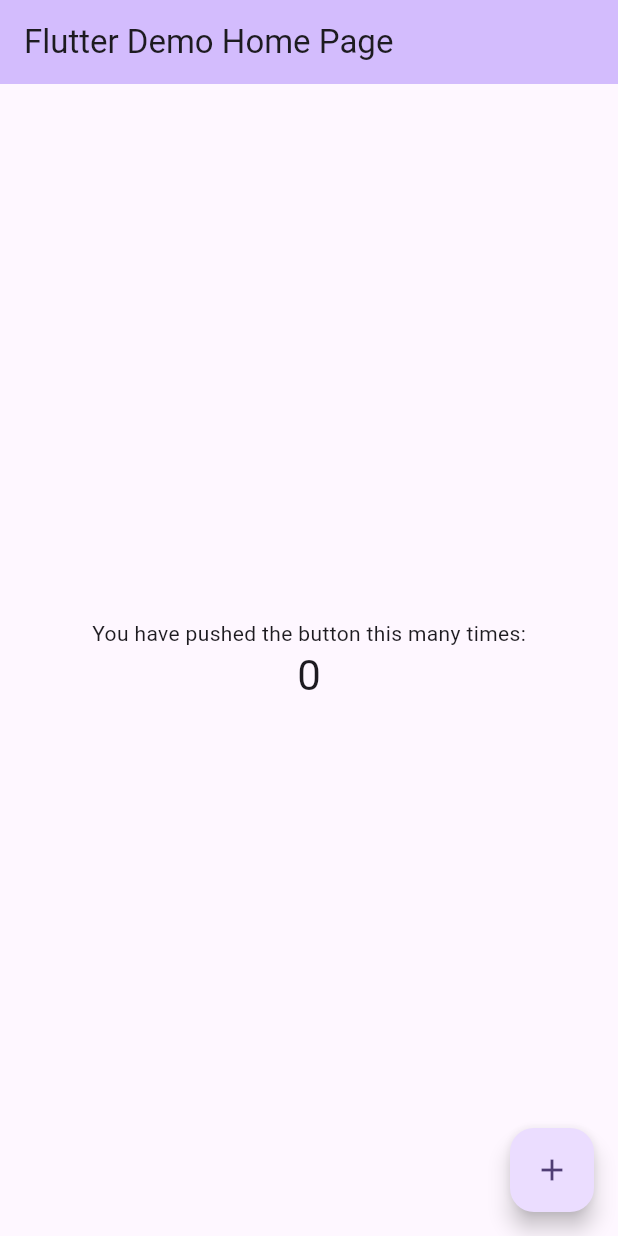
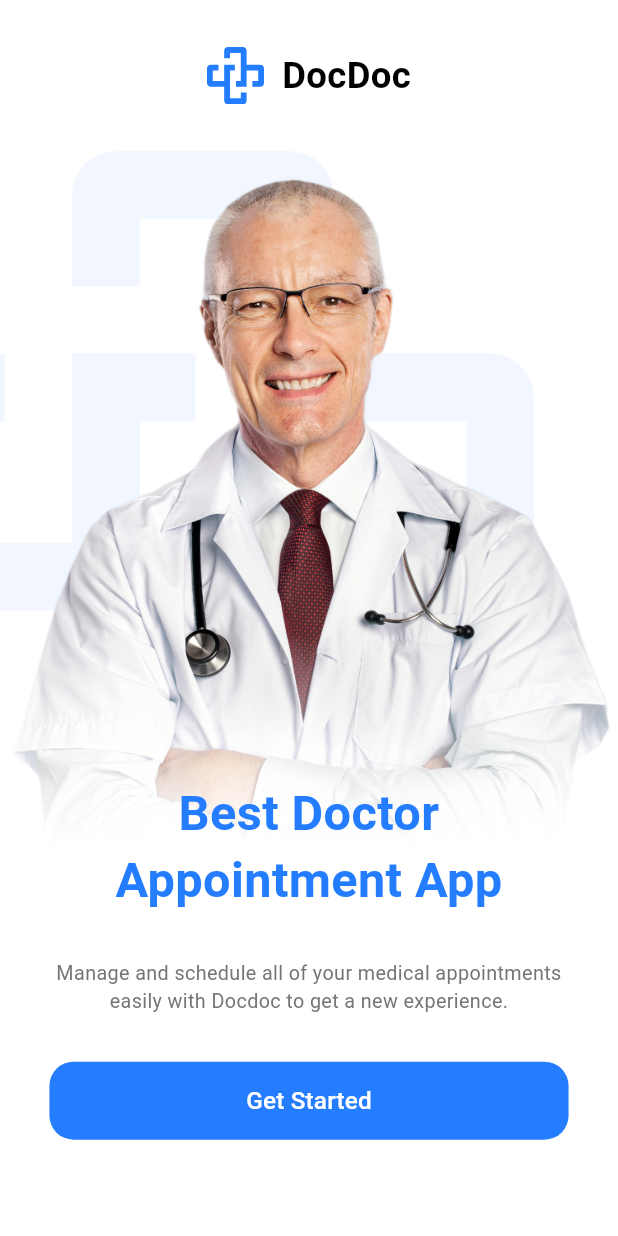
Before and after one commit to Ibrahim-Omran/Health-Care-, a Flutter app: the screen it shows after launch, on a phone screen of 412 x 824 dp. Run offline on Flutter 3.47's test engine with Material 3 defaults, Android fonts, the phone set to English and light mode, and no system bars; our stand-ins replace flutter_screenutil, flutter_svg.

Commit message:
on_boarding screen done

```diff
--- /dev/null
+++ b/lib/core/helper/extensions.dart
@@ -0,0 +1,21 @@
+import 'package:flutter/cupertino.dart';
+
+extension Navigation on BuildContext {
+
+  Future<dynamic> pushNamed(String routeName, {Object? arguments}) {
+    return Navigator.of(this).pushNamed(routeName, arguments: arguments);
+  }
+
+  Future<dynamic> pushReplacementNamed(String routeName, {Object? arguments}) {
+    return Navigator.of(this).pushReplacementNamed(
+        routeName, arguments: arguments);
+  }
+
+  Future<dynamic> pushNamedAndRemoveUntil(String routeName,
+      {Object? arguments, required RoutePredicate predicate}) {
+    return Navigator.of(this).pushNamedAndRemoveUntil(
+        routeName, predicate, arguments: arguments);
+  }
+
+  void pop()=> Navigator.of(this).pop();
+}
--- /dev/null
+++ b/lib/core/routing/app_router.dart
@@ -0,0 +1,33 @@
+import 'package:flutter/material.dart';
+import 'package:health_care_app/core/routing/routes.dart';
+import 'package:health_care_app/features/login/ui/login_screen.dart';
+import 'package:health_care_app/features/onboarding/onbording_screen.dart';
+
+class AppRouter {
+
+  Route generateRouter(RouteSettings settings){
+    //this arguments to be passed in any screen like this ( arguments as ClassName)
+    final arguments = settings.arguments;
+
+    switch(settings.name){
+      case Routes.onBoardingScreen:
+        return MaterialPageRoute(
+            builder: (_)=> const OnboardingScreen()
+        );
+      case Routes.loginScreen:
+        return MaterialPageRoute(
+            builder: (_)=> const LoginScreen()
+        );
+
+      default:
+        return MaterialPageRoute(
+          builder: (_) => Scaffold(
+            body: Center(
+              child: Text('Not Found..! ${settings.name}'),
+            ),
+          ),
+        );
+    }
+
+  }
+}
--- /dev/null
+++ b/lib/core/routing/routes.dart
@@ -0,0 +1,4 @@
+class  Routes {
+  static const String onBoardingScreen = '/onBoardingScreen';
+  static const String loginScreen = '/loginScreen';
+}
--- /dev/null
+++ b/lib/core/theme/colors.dart
@@ -0,0 +1,6 @@
+import 'package:flutter/material.dart';
+
+class ColorsManager {
+  static const Color mainBlue = Color(0xff247CFF);
+  static const Color gray = Color(0xff757575);
+}
--- /dev/null
+++ b/lib/core/theme/styles.dart
@@ -0,0 +1,32 @@
+import 'package:flutter/material.dart';
+import 'package:flutter_screenutil/flutter_screenutil.dart';
+import 'package:health_care_app/core/theme/colors.dart';
+
+class TextStyles {
+
+
+  static TextStyle font24Black700Weight = TextStyle(
+    fontSize: 24.sp,
+    fontWeight: FontWeight.w700,
+    color: Colors.black,
+  );
+
+  static TextStyle font32BlueBold = TextStyle(
+    fontSize: 32.sp,
+    fontWeight: FontWeight.bold,
+    color: ColorsManager.mainBlue,
+  );
+
+  static TextStyle font13GrayRegular = TextStyle(
+    fontSize: 13.sp,
+    fontWeight: FontWeight.normal,
+    color: ColorsManager.gray,
+  );
+
+  static TextStyle font16WhiteSemiBold = TextStyle(
+    fontSize: 16.sp,
+    fontWeight: FontWeight.w500,
+    color: Colors.white,
+  );
+
+}
--- /dev/null
+++ b/lib/doc_app.dart
@@ -0,0 +1,29 @@
+import 'package:flutter/material.dart';
+import 'package:flutter_screenutil/flutter_screenutil.dart';
+import 'package:health_care_app/core/routing/app_router.dart';
+import 'package:health_care_app/core/theme/colors.dart';
+
+import 'core/routing/routes.dart';
+
+class DocApp extends StatelessWidget {
+  final AppRouter appRouter;
+  const DocApp({super.key, required this.appRouter});
+
+  @override
+  Widget build(BuildContext context) {
+    return ScreenUtilInit(
+      designSize: const Size(375,812),
+      minTextAdapt: true,
+      child: MaterialApp(
+        title: 'Doc App',
+        theme: ThemeData(
+          primaryColor: ColorsManager.mainBlue,
+          scaffoldBackgroundColor: Colors.white,
+        ),
+        debugShowCheckedModeBanner: false,
+        initialRoute: Routes.onBoardingScreen,
+        onGenerateRoute: appRouter.generateRouter,
+      ),
+    );
+  }
+}
--- /dev/null
+++ b/lib/features/login/ui/login_screen.dart
@@ -0,0 +1,14 @@
+import 'package:flutter/material.dart';
+
+class LoginScreen extends StatelessWidget {
+  const LoginScreen({super.key});
+
+  @override
+  Widget build(BuildContext context) {
+    return const Scaffold(
+      body: Center(
+        child: Text('LoginScreen'),
+      ),
+    );
+  }
+}
--- /dev/null
+++ b/lib/features/onboarding/onbording_screen.dart
@@ -0,0 +1,50 @@
+import 'package:flutter/material.dart';
+import 'package:flutter_screenutil/flutter_screenutil.dart';
+import 'package:health_care_app/features/onboarding/widgets/doc_logo_and_name.dart';
+import 'package:health_care_app/features/onboarding/widgets/doctor_image_and_text.dart';
+import 'package:health_care_app/features/onboarding/widgets/get_started_button.dart';
+
+import '../../core/theme/styles.dart';
+
+class OnboardingScreen extends StatelessWidget {
+  const OnboardingScreen({super.key});
+
+  @override
+  Widget build(BuildContext context) {
+    return Scaffold(
+      body: SafeArea(
+          child: SingleChildScrollView(
+        child: Padding(
+          padding: EdgeInsets.only(top: 30.h, bottom: 30.h),
+          child: Column(
+            children: [
+              const DocLogoAndName(),
+              SizedBox(
+                height: 30.h,
+              ),
+              const DoctorImageAndText(),
+              Padding(
+                padding: EdgeInsets.symmetric(
+                  horizontal: 30.w,
+                ),
+                child: Column(
+                  children: [
+                    Text(
+                      'Manage and schedule all of your medical appointments easily with Docdoc to get a new experience.',
+                      style: TextStyles.font13GrayRegular,
+                      textAlign: TextAlign.center,
+                    ),
+                    SizedBox(
+                      height: 30.h,
+                    ),
+                    const GetStartedButton(),
+                  ],
+                ),
+              )
+            ],
+          ),
+        ),
+      )),
+    );
+  }
+}
--- /dev/null
+++ b/lib/features/onboarding/widgets/doc_logo_and_name.dart
@@ -0,0 +1,27 @@
+import 'package:flutter/material.dart';
+import 'package:flutter_screenutil/flutter_screenutil.dart';
+import 'package:flutter_svg/flutter_svg.dart';
+
+import '../../../core/theme/styles.dart';
+
+class DocLogoAndName extends StatelessWidget {
+  const DocLogoAndName({super.key});
+
+  @override
+  Widget build(BuildContext context) {
+    return Row(
+      mainAxisAlignment: MainAxisAlignment.center,
+      children: [
+        SvgPicture.asset('assets/svgs/docdoc_logo.svg'),
+        SizedBox(
+          width: 10.w,
+        ),
+        Text(
+          'DocDoc',
+          style: TextStyles.font24Black700Weight,
+        ),
+
+      ],
+    );
+  }
+}
--- /dev/null
+++ b/lib/features/onboarding/widgets/doctor_image_and_text.dart
@@ -0,0 +1,45 @@
+import 'package:flutter/material.dart';
+import 'package:flutter_svg/flutter_svg.dart';
+
+import '../../../core/theme/styles.dart';
+
+class DoctorImageAndText extends StatelessWidget {
+  const DoctorImageAndText({super.key});
+
+  @override
+  Widget build(BuildContext context) {
+    return Stack(
+      children: [
+        SvgPicture.asset(
+          'assets/svgs/docdoc_logo_low_opacity.svg',
+        ),
+        Container(
+          foregroundDecoration: BoxDecoration(
+              gradient: LinearGradient(
+                  colors: [
+                    Colors.white,
+                    Colors.white.withOpacity(0.0),
+                  ],
+                  begin: Alignment.bottomCenter,
+                  end: Alignment.topCenter,
+                  stops: const [0.14, 0.4])),
+          child: Image.asset(
+            'assets/images/onboarding_doctor.png',
+          ),
+        ),
+        Positioned(
+          bottom: 30,
+          left: 0,
+          right: 0,
+          child: Text(
+            'Best Doctor\nAppointment App',
+            textAlign: TextAlign.center,
+            style: TextStyles.font32BlueBold.copyWith(
+              height: 1.4,
+            ),
+          ),
+        ),
+      ],
+    );
+  }
+}
--- /dev/null
+++ b/lib/features/onboarding/widgets/get_started_button.dart
@@ -0,0 +1,35 @@
+import 'package:flutter/material.dart';
+import 'package:health_care_app/core/helper/extensions.dart';
+import 'package:health_care_app/core/theme/colors.dart';
+
+import '../../../core/routing/routes.dart';
+import '../../../core/theme/styles.dart';
+
+class GetStartedButton extends StatelessWidget {
+  const GetStartedButton({super.key});
+
+  @override
+  Widget build(BuildContext context) {
+    return TextButton(
+      onPressed: () {
+        context.pushNamed(Routes.loginScreen);
+      },
+      style: ButtonStyle(
+        backgroundColor: MaterialStateProperty.all(ColorsManager.mainBlue),
+        tapTargetSize: MaterialTapTargetSize.shrinkWrap,
+        minimumSize: MaterialStateProperty.all(
+          const Size(double.infinity, 52),
+        ),
+        shape: MaterialStateProperty.all(
+          RoundedRectangleBorder(
+            borderRadius: BorderRadius.circular(16),
+          )
+        ),
+      ),
+      child: Text(
+        'Get Started',
+        style: TextStyles.font16WhiteSemiBold,
+      ),
+    );
+  }
+}
--- a/lib/main.dart
+++ b/lib/main.dart
@@ -1,125 +1,40 @@
 import 'package:flutter/material.dart';
+import 'package:health_care_app/core/routing/app_router.dart';
+import 'doc_app.dart';
 
 void main() {
-  runApp(const MyApp());
+  runApp(DocApp(
+    appRouter: AppRouter(),
+  ));
 }
 
-class MyApp extends StatelessWidget {
-  const MyApp({super.key});
-
-  // This widget is the root of your application.
-  @override
-  Widget build(BuildContext context) {
-    return MaterialApp(
-      title: 'Flutter Demo',
-      theme: ThemeData(
-        // This is the theme of your application.
-        //
-        // TRY THIS: Try running your application with "flutter run". You'll see
-        // the application has a purple toolbar. Then, without quitting the app,
-        // try changing the seedColor in the colorScheme below to Colors.green
-        // and then invoke "hot reload" (save your changes or press the "hot
-        // reload" button in a Flutter-supported IDE, or press "r" if you used
-        // the command line to start the app).
-        //
-        // Notice that the counter didn't reset back to zero; the application
-        // state is not lost during the reload. To reset the state, use hot
-        // restart instead.
-        //
-        // This works for code too, not just values: Most code changes can be
-        // tested with just a hot reload.
-        colorScheme: ColorScheme.fromSeed(seedColor: Colors.deepPurple),
-        useMaterial3: true,
-      ),
-      home: const MyHomePage(title: 'Flutter Demo Home Page'),
-    );
-  }
-}
-
-class MyHomePage extends StatefulWidget {
-  const MyHomePage({super.key, required this.title});
-
-  // This widget is the home page of your application. It is stateful, meaning
-  // that it has a State object (defined below) that contains fields that affect
-  // how it looks.
-
-  // This class is the configuration for the state. It holds the values (in this
-  // case the title) provided by the parent (in this case the App widget) and
-  // used by the build method of the State. Fields in a Widget subclass are
-  // always marked "final".
-
-  final String title;
-
-  @override
-  State<MyHomePage> createState() => _MyHomePageState();
-}
-
-class _MyHomePageState extends State<MyHomePage> {
-  int _counter = 0;
-
-  void _incrementCounter() {
-    setState(() {
-      // This call to setState tells the Flutter framework that something has
-      // changed in this State, which causes it to rerun the build method below
-      // so that the display can reflect the updated values. If we changed
-      // _counter without calling setState(), then the build method would not be
-      // called again, and so nothing would appear to happen.
-      _counter++;
-    });
-  }
-
-  @override
-  Widget build(BuildContext context) {
-    // This method is rerun every time setState is called, for instance as done
-    // by the _incrementCounter method above.
-    //
-    // The Flutter framework has been optimized to make rerunning build methods
-    // fast, so that you can just rebuild anything that needs updating rather
-    // than having to individually change instances of widgets.
-    return Scaffold(
-      appBar: AppBar(
-        // TRY THIS: Try changing the color here to a specific color (to
-        // Colors.amber, perhaps?) and trigger a hot reload to see the AppBar
-        // change color while the other colors stay the same.
-        backgroundColor: Theme.of(context).colorScheme.inversePrimary,
-        // Here we take the value from the MyHomePage object that was created by
-        // the App.build method, and use it to set our appbar title.
-        title: Text(widget.title),
-      ),
-      body: Center(
-        // Center is a layout widget. It takes a single child and positions it
-        // in the middle of the parent.
-        child: Column(
-          // Column is also a layout widget. It takes a list of children and
-          // arranges them vertically. By default, it sizes itself to fit its
-          // children horizontally, and tries to be as tall as its parent.
-          //
-          // Column has various properties to control how it sizes itself and
-          // how it positions its children. Here we use mainAxisAlignment to
-          // center the children vertically; the main axis here is the vertical
-          // axis because Columns are vertical (the cross axis would be
-          // horizontal).
-          //
-          // TRY THIS: Invoke "debug painting" (choose the "Toggle Debug Paint"
-          // action in the IDE, or press "p" in the console), to see the
-          // wireframe for each widget.
-          mainAxisAlignment: MainAxisAlignment.center,
-          children: <Widget>[
-            const Text(
-              'You have pushed the button this many times:',
-            ),
-            Text(
-              '$_counter',
-              style: Theme.of(context).textTheme.headlineMedium,
-            ),
-          ],
-        ),
-      ),
-      floatingActionButton: FloatingActionButton(
-        onPressed: _incrementCounter,
-        tooltip: 'Increment',
-        child: const Icon(Icons.add),
-      ), // This trailing comma makes auto-formatting nicer for build methods.
-    );
-  }
-}
+// class MyApp extends StatelessWidget {
+//   const MyApp({super.key});
+//
+//   @override
+//   Widget build(BuildContext context) {
+//     return MaterialApp(
+//       title: 'Flutter Demo',
+//       theme: ThemeData(
+//         // This is the theme of your application.
+//         //
+//         // TRY THIS: Try running your application with "flutter run". You'll see
+//         // the application has a purple toolbar. Then, without quitting the app,
+//         // try changing the seedColor in the colorScheme below to Colors.green
+//         // and then invoke "hot reload" (save your changes or press the "hot
+//         // reload" button in a Flutter-supported IDE, or press "r" if you used
+//         // the command line to start the app).
+//         //
+//         // Notice that the counter didn't reset back to zero; the application
+//         // state is not lost during the reload. To reset the state, use hot
+//         // restart instead.
+//         //
+//         // This works for code too, not just values: Most code changes can be
+//         // tested with just a hot reload.
+//         colorScheme: ColorScheme.fromSeed(seedColor: Colors.deepPurple),
+//         useMaterial3: true,
+//       ),
+//       home: const MyHomePage(title: 'Flutter Demo Home Page'),
+//     );
+//   }
+// }
```
Also changed, not shown: pubspec.yaml (+7 -2 lines), assets/images/onboarding_doctor.png (added), assets/svgs/docdoc_logo.svg (added), assets/svgs/docdoc_logo_low_opacity.svg (added), pubspec.lock, 1 other file.
